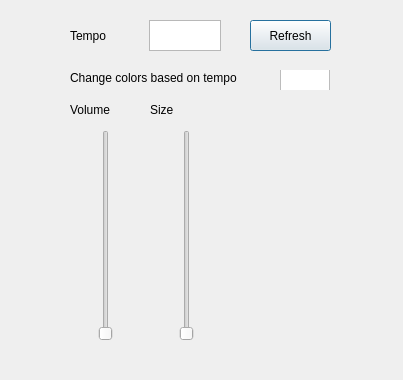
This is Universal-Audio-Visualizer/Sources/slider.ui in lbrooney/Universal-Audio-Visualizer as Qt 5 draws it before an edit. The edited form follows.
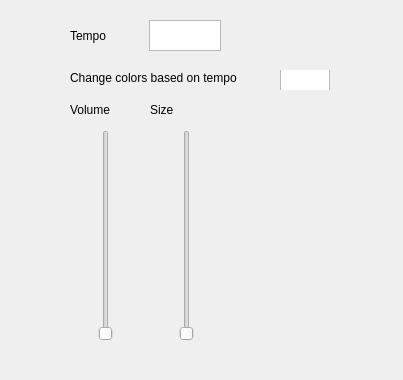
This is the edited form. Icons and pictures are not drawn.

What changed in the file:
```diff
--- a/Universal-Audio-Visualizer/Sources/slider.ui
+++ b/Universal-Audio-Visualizer/Sources/slider.ui
@@ -77,19 +77,6 @@
     <string>Size</string>
    </property>
   </widget>
-  <widget class="QPushButton" name="pushButton">
-   <property name="geometry">
-    <rect>
-     <x>250</x>
-     <y>20</y>
-     <width>81</width>
-     <height>31</height>
-    </rect>
-   </property>
-   <property name="text">
-    <string>Refresh</string>
-   </property>
-  </widget>
   <widget class="QWidget" name="layoutWidget">
    <property name="geometry">
     <rect>
```
